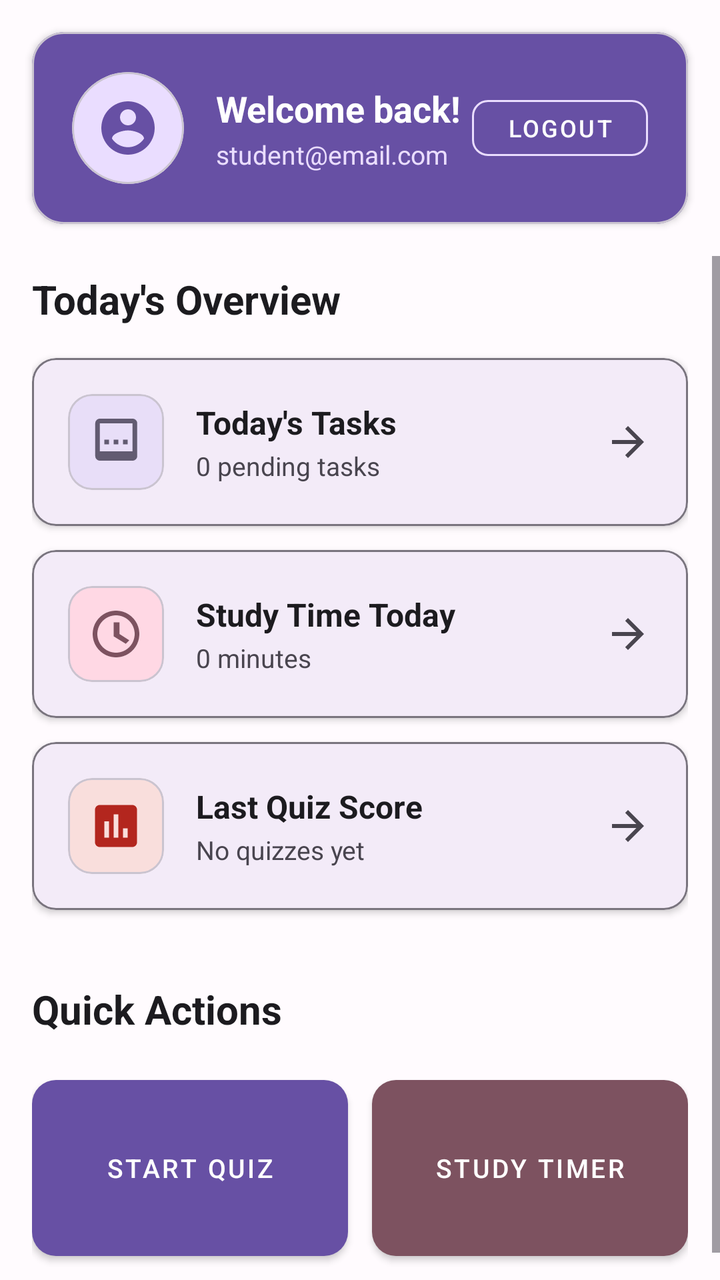
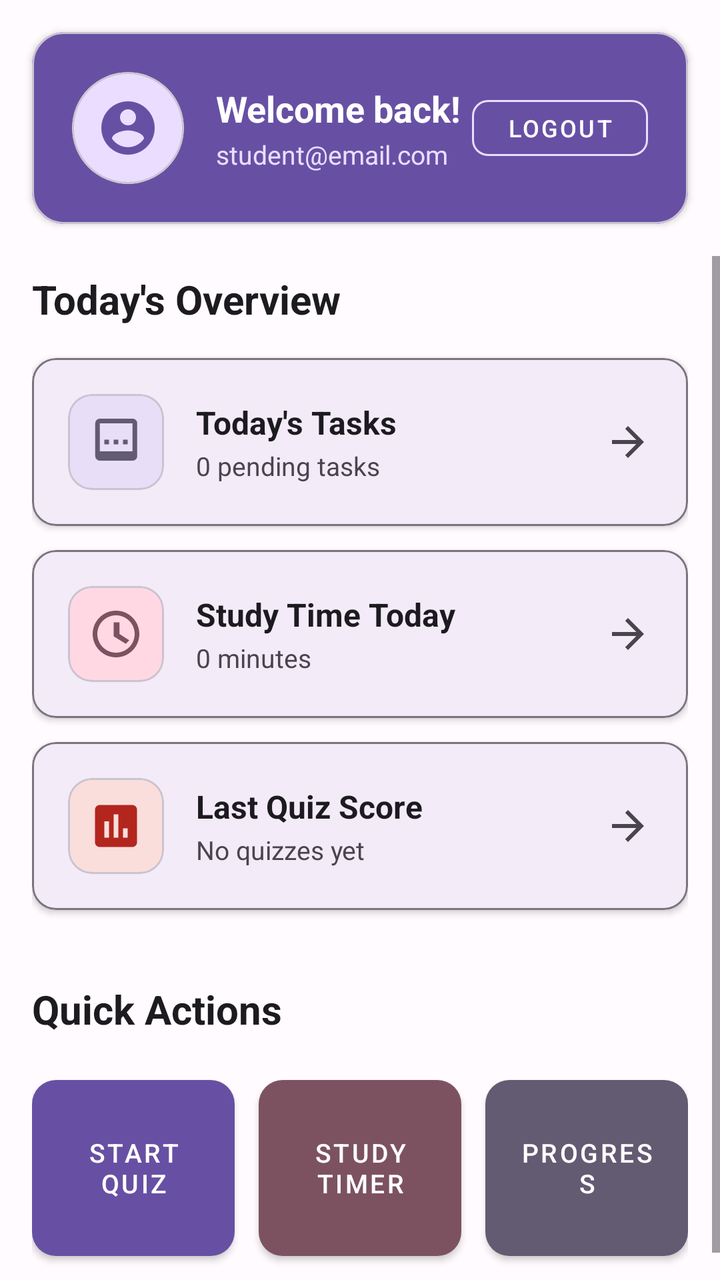

Two renders of the same Android screen: before a commit and after it. Below are the layout's source before the change and the commit's diff.
<!-- AndroidManifest.xml: application theme Theme.StudySyncproject -->
<!-- res/layout/fragment_home.xml -->
<?xml version="1.0" encoding="utf-8"?>
<LinearLayout
    xmlns:android="http://schemas.android.com/apk/res/android"
    xmlns:app="http://schemas.android.com/apk/res-auto"
    android:layout_width="match_parent"
    android:layout_height="match_parent"
    android:orientation="vertical"
    android:background="@color/background">

    
    <com.google.android.material.card.MaterialCardView
        android:layout_width="match_parent"
        android:layout_height="wrap_content"
        android:layout_margin="16dp"
        app:cardCornerRadius="16dp"
        app:cardElevation="2dp"
        app:cardBackgroundColor="@color/primary">
        <LinearLayout
            android:layout_width="match_parent"
            android:layout_height="wrap_content"
            android:orientation="horizontal"
            android:padding="20dp"
            android:gravity="center_vertical">
            
            
            <com.google.android.material.card.MaterialCardView
                android:layout_width="56dp"
                android:layout_height="56dp"
                app:cardCornerRadius="28dp"
                app:cardBackgroundColor="@color/primary_container"
                app:cardElevation="0dp">
                <LinearLayout
                    android:layout_width="match_parent"
                    android:layout_height="match_parent"
                    android:gravity="center">
                    <ImageView
                        android:layout_width="32dp"
                        android:layout_height="32dp"
                        android:src="@drawable/ic_account_circle"
                        android:contentDescription="User Avatar"
                        android:tint="@color/primary" />
                </LinearLayout>
            </com.google.android.material.card.MaterialCardView>

            
            <LinearLayout
                android:layout_width="0dp"
                android:layout_height="wrap_content"
                android:layout_weight="1"
                android:orientation="vertical"
                android:layout_marginStart="16dp">
                <TextView
                    android:id="@+id/tv_welcome"
                    android:layout_width="wrap_content"
                    android:layout_height="wrap_content"
                    android:text="Welcome back!"
                    android:textSize="18sp"
                    android:textStyle="bold"
                    android:textColor="@color/on_primary" />
                <TextView
                    android:id="@+id/tv_user_email"
                    android:layout_width="wrap_content"
                    android:layout_height="wrap_content"
                    android:text="student@email.com"
                    android:textSize="13sp"
                    android:textColor="@color/primary_container"
                    android:layout_marginTop="2dp" />
            </LinearLayout>

            
            <com.google.android.material.button.MaterialButton
                android:id="@+id/btn_logout"
                android:layout_width="wrap_content"
                android:layout_height="40dp"
                android:text="Logout"
                android:textSize="12sp"
                style="@style/Widget.MaterialComponents.Button.OutlinedButton"
                app:strokeColor="@color/primary_container"
                android:textColor="@color/on_primary"
                app:cornerRadius="8dp" />
        </LinearLayout>
    </com.google.android.material.card.MaterialCardView>

    
    <ScrollView
        android:layout_width="match_parent"
        android:layout_height="0dp"
        android:layout_weight="1">

        <LinearLayout
            android:layout_width="match_parent"
            android:layout_height="wrap_content"
            android:orientation="vertical"
            android:paddingHorizontal="16dp"
            android:paddingBottom="20dp">

            
            <TextView
                android:layout_width="wrap_content"
                android:layout_height="wrap_content"
                android:text="Today's Overview"
                android:textSize="20sp"
                android:textStyle="bold"
                android:textColor="@color/text_primary"
                android:layout_marginBottom="16dp"
                android:layout_marginTop="8dp" />

            
            <com.google.android.material.card.MaterialCardView
                android:layout_width="match_parent"
                android:layout_height="wrap_content"
                android:layout_marginBottom="12dp"
                app:cardCornerRadius="12dp"
                app:cardElevation="2dp"
                app:strokeColor="@color/outline"
                app:strokeWidth="1dp">
                <LinearLayout
                    android:layout_width="match_parent"
                    android:layout_height="wrap_content"
                    android:orientation="horizontal"
                    android:padding="18dp"
                    android:gravity="center_vertical">
                    <com.google.android.material.card.MaterialCardView
                        android:layout_width="48dp"
                        android:layout_height="48dp"
                        app:cardCornerRadius="12dp"
                        app:cardBackgroundColor="@color/secondary_container"
                        app:cardElevation="0dp">
                        <LinearLayout
                            android:layout_width="match_parent"
                            android:layout_height="match_parent"
                            android:gravity="center">
                            <ImageView
                                android:layout_width="28dp"
                                android:layout_height="28dp"
                                android:src="@drawable/ic_task_list"
                                android:contentDescription="Tasks Icon"
                                android:tint="@color/secondary" />
                        </LinearLayout>
                    </com.google.android.material.card.MaterialCardView>
                    
                    <LinearLayout
                        android:layout_width="0dp"
                        android:layout_height="wrap_content"
                        android:layout_weight="1"
                        android:orientation="vertical"
                        android:layout_marginStart="16dp">
                        <TextView
                            android:layout_width="wrap_content"
                            android:layout_height="wrap_content"
                            android:text="Today's Tasks"
                            android:textStyle="bold"
                            android:textSize="16sp"
                            android:textColor="@color/text_primary" />
                        <TextView
                            android:id="@+id/tv_tasks_summary"
                            android:layout_width="wrap_content"
                            android:layout_height="wrap_content"
                            android:text="0 pending tasks"
                            android:textSize="13sp"
                            android:textColor="@color/text_secondary"
                            android:layout_marginTop="2dp" />
                    </LinearLayout>
                    <ImageView
                        android:layout_width="24dp"
                        android:layout_height="24dp"
                        android:src="@drawable/ic_arrow_forward"
                        android:contentDescription="Navigate"
                        android:tint="@color/text_secondary" />
                </LinearLayout>
            </com.google.android.material.card.MaterialCardView>

            
            <com.google.android.material.card.MaterialCardView
                android:layout_width="match_parent"
                android:layout_height="wrap_content"
                android:layout_marginBottom="12dp"
                app:cardCornerRadius="12dp"
                app:cardElevation="2dp"
                app:strokeColor="@color/outline"
                app:strokeWidth="1dp">
                <LinearLayout
                    android:layout_width="match_parent"
                    android:layout_height="wrap_content"
                    android:orientation="horizontal"
                    android:padding="18dp"
                    android:gravity="center_vertical">
                    <com.google.android.material.card.MaterialCardView
                        android:layout_width="48dp"
                        android:layout_height="48dp"
                        app:cardCornerRadius="12dp"
                        app:cardBackgroundColor="@color/tertiary_container"
                        app:cardElevation="0dp">
                        <LinearLayout
                            android:layout_width="match_parent"
                            android:layout_height="match_parent"
                            android:gravity="center">
                            <ImageView
                                android:layout_width="28dp"
                                android:layout_height="28dp"
                                android:src="@drawable/ic_timer"
                                android:contentDescription="Timer Icon"
                                android:tint="@color/tertiary" />
                        </LinearLayout>
                    </com.google.android.material.card.MaterialCardView>
                    
                    <LinearLayout
                        android:layout_width="0dp"
                        android:layout_height="wrap_content"
                        android:layout_weight="1"
                        android:orientation="vertical"
                        android:layout_marginStart="16dp">
                        <TextView
                            android:layout_width="wrap_content"
                            android:layout_height="wrap_content"
                            android:text="Study Time Today"
                            android:textStyle="bold"
                            android:textSize="16sp"
                            android:textColor="@color/text_primary" />
                        <TextView
                            android:id="@+id/tv_study_time"
                            android:layout_width="wrap_content"
                            android:layout_height="wrap_content"
                            android:text="0 minutes"
                            android:textSize="13sp"
                            android:textColor="@color/text_secondary"
                            android:layout_marginTop="2dp" />
                    </LinearLayout>
                    <ImageView
                        android:layout_width="24dp"
                        android:layout_height="24dp"
                        android:src="@drawable/ic_arrow_forward"
                        android:contentDescription="Navigate"
                        android:tint="@color/text_secondary" />
                </LinearLayout>
            </com.google.android.material.card.MaterialCardView>

            
            <com.google.android.material.card.MaterialCardView
                android:layout_width="match_parent"
                android:layout_height="wrap_content"
                android:layout_marginBottom="12dp"
                app:cardCornerRadius="12dp"
                app:cardElevation="2dp"
                app:strokeColor="@color/outline"
                app:strokeWidth="1dp">
                <LinearLayout
                    android:layout_width="match_parent"
                    android:layout_height="wrap_content"
                    android:orientation="horizontal"
                    android:padding="18dp"
                    android:gravity="center_vertical">
                    <com.google.android.material.card.MaterialCardView
                        android:layout_width="48dp"
                        android:layout_height="48dp"
                        app:cardCornerRadius="12dp"
                        app:cardBackgroundColor="@color/error_container"
                        app:cardElevation="0dp">
                        <LinearLayout
                            android:layout_width="match_parent"
                            android:layout_height="match_parent"
                            android:gravity="center">
                            <ImageView
                                android:layout_width="28dp"
                                android:layout_height="28dp"
                                android:src="@drawable/ic_quiz"
                                android:contentDescription="Quiz Icon"
                                android:tint="@color/error" />
                        </LinearLayout>
                    </com.google.android.material.card.MaterialCardView>
                    
                    <LinearLayout
                        android:layout_width="0dp"
                        android:layout_height="wrap_content"
                        android:layout_weight="1"
                        android:orientation="vertical"
                        android:layout_marginStart="16dp">
                        <TextView
                            android:layout_width="wrap_content"
                            android:layout_height="wrap_content"
                            android:text="Last Quiz Score"
                            android:textStyle="bold"
                            android:textSize="16sp"
                            android:textColor="@color/text_primary" />
                        <TextView
                            android:id="@+id/tv_quiz_score"
                            android:layout_width="wrap_content"
                            android:layout_height="wrap_content"
                            android:text="No quizzes yet"
                            android:textSize="13sp"
                            android:textColor="@color/text_secondary"
                            android:layout_marginTop="2dp" />
                    </LinearLayout>
                    <ImageView
                        android:layout_width="24dp"
                        android:layout_height="24dp"
                        android:src="@drawable/ic_arrow_forward"
                        android:contentDescription="Navigate"
                        android:tint="@color/text_secondary" />
                </LinearLayout>
            </com.google.android.material.card.MaterialCardView>

            
            <TextView
                android:layout_width="wrap_content"
                android:layout_height="wrap_content"
                android:text="Quick Actions"
                android:textSize="20sp"
                android:textStyle="bold"
                android:textColor="@color/text_primary"
                android:layout_marginBottom="16dp"
                android:layout_marginTop="24dp" />

            
            <LinearLayout
                android:layout_width="match_parent"
                android:layout_height="wrap_content"
                android:orientation="horizontal">
                <com.google.android.material.button.MaterialButton
                    android:id="@+id/btn_start_quiz"
                    android:layout_width="0dp"
                    android:layout_height="100dp"
                    android:layout_weight="1"
                    android:text="Start Quiz"
                    android:textSize="13sp"
                    style="@style/Widget.MaterialComponents.Button"
                    app:backgroundTint="@color/primary"
                    android:textColor="@color/on_primary"
                    app:cornerRadius="12dp"
                    android:layout_marginEnd="6dp" />
                <com.google.android.material.button.MaterialButton
                    android:id="@+id/btn_study_timer"
                    android:layout_width="0dp"
                    android:layout_height="100dp"
                    android:layout_weight="1"
                    android:text="Study Timer"
                    android:textSize="13sp"
                    style="@style/Widget.MaterialComponents.Button"
                    app:backgroundTint="@color/tertiary"
                    android:textColor="@color/on_tertiary"
                    app:cornerRadius="12dp"
                    android:layout_marginStart="6dp" />
            </LinearLayout>

        </LinearLayout>
    </ScrollView>

</LinearLayout>
<!-- resources referenced by this layout -->
<resources>
  <color name="background">#FFFBFE</color>
  <color name="error">#B3261E</color>
  <color name="error_container">#F9DEDC</color>
  <color name="on_primary">#FFFFFF</color>
  <color name="on_tertiary">#FFFFFF</color>
  <color name="outline">#79747E</color>
  <color name="primary">#6750A4</color>
  <color name="primary_container">#EADDFF</color>
  <color name="secondary">#625B71</color>
  <color name="secondary_container">#E8DEF8</color>
  <color name="tertiary">#7D5260</color>
  <color name="tertiary_container">#FFD8E4</color>
  <color name="text_primary">#1C1B1F</color>
  <color name="text_secondary">#49454F</color>
  <!-- drawable ic_account_circle (drawable) -->
  <vector xmlns:android="http://schemas.android.com/apk/res/android"
      android:width="24dp"
      android:height="24dp"
      android:viewportWidth="24"
      android:viewportHeight="24">
      <path
          android:fillColor="@android:color/white"
          android:pathData="M12,2C6.48,2 2,6.48 2,12s4.48,10 10,10 10,-4.48 10,-10S17.52,2 12,2zM12,5c1.66,0 3,1.34 3,3s-1.34,3 -3,3 -3,-1.34 -3,-3 1.34,-3 3,-3zM12,19.2c-2.5,0 -4.71,-1.28 -6,-3.22 0.03,-1.99 4,-3.08 6,-3.08 1.99,0 5.97,1.09 6,3.08 -1.29,1.94 -3.5,3.22 -6,3.22z" />
  </vector>
  <!-- drawable ic_arrow_forward (drawable) -->
  <vector xmlns:android="http://schemas.android.com/apk/res/android"
      android:width="24dp"
      android:height="24dp"
      android:viewportWidth="24"
      android:viewportHeight="24">
      <path
          android:fillColor="@android:color/white"
          android:pathData="M12,4l-1.41,1.41L16.17,11H4v2h12.17l-5.58,5.59L12,20l8,-8z" />
  </vector>
  <!-- drawable ic_quiz (drawable) -->
  <vector xmlns:android="http://schemas.android.com/apk/res/android"
      android:width="24dp"
      android:height="24dp"
      android:viewportWidth="24"
      android:viewportHeight="24">
      <path
          android:fillColor="@android:color/white"
          android:pathData="M19,3H5C3.9,3 3,3.9 3,5v14c0,1.1 0.9,2 2,2h14c1.1,0 2,-0.9 2,-2V5C21,3.9 20.1,3 19,3zM9,17H7v-7h2V17zM13,17h-2V7h2V17zM17,17h-2v-4h2V17z" />
  </vector>
  <!-- drawable ic_task_list (drawable) -->
  <vector xmlns:android="http://schemas.android.com/apk/res/android"
      android:width="24dp"
      android:height="24dp"
      android:viewportWidth="24"
      android:viewportHeight="24">
      <path
          android:fillColor="@android:color/white"
          android:pathData="M9,11L7,11v2h2v-2zM13,11h-2v2h2v-2zM17,11h-2v2h2v-2zM19.1,2h-14c-1.1,0 -2,0.9 -2,2v14c0,1.1 0.9,2 2,2h14c1.1,0 2,-0.9 2,-2L21.1,4c0,-1.1 -0.9,-2 -2,-2zM19.1,16h-14L5.1,4h14v12z" />
  </vector>
  <!-- drawable ic_timer (drawable) -->
  <vector xmlns:android="http://schemas.android.com/apk/res/android"
      android:width="24dp"
      android:height="24dp"
      android:viewportWidth="24"
      android:viewportHeight="24">
      <path
          android:fillColor="@android:color/white"
          android:pathData="M12,2C6.48,2 2,6.48 2,12s4.48,10 10,10 10,-4.48 10,-10S17.52,2 12,2zM12,20c-4.41,0 -8,-3.59 -8,-8s3.59,-8 8,-8 8,3.59 8,8 -3.59,8 -8,8zM12.5,7H11v6l5.2,3.2 1.5,-1.5 -4.2,-2.7V7z" />
  </vector>
  <style name="Theme.StudySyncproject" parent="Base.Theme.StudySyncproject" />
  <style name="Base.Theme.StudySyncproject" parent="Theme.Material3.DayNight.NoActionBar">
          <item name="colorPrimary">@color/primary</item>
          <item name="colorPrimaryDark">@color/primary_dark</item>
      </style>
  <color name="primary_dark">#4F378B</color>
</resources>

<!-- the commit's change to res/layout/fragment_home.xml (unified diff, before → after) -->
@@ -24,6 +24,7 @@
             
             
             <com.google.android.material.card.MaterialCardView
+                android:id="@+id/card_avatar"
                 android:layout_width="56dp"
                 android:layout_height="56dp"
                 app:cardCornerRadius="28dp"
@@ -338,6 +339,20 @@
                     style="@style/Widget.MaterialComponents.Button"
                     app:backgroundTint="@color/tertiary"
                     android:textColor="@color/on_tertiary"
+                    android:layout_marginStart="6dp"
+                    android:layout_marginEnd="6dp"
+                    app:cornerRadius="12dp" />
+
+                <com.google.android.material.button.MaterialButton
+                    android:id="@+id/btn_progress"
+                    style="@style/Widget.MaterialComponents.Button"
+                    android:layout_width="0dp"
+                    android:layout_height="100dp"
+                    android:layout_weight="1"
+                    android:text="Progress"
+                    android:textColor="@color/on_secondary"
+                    android:textSize="13sp"
+                    app:backgroundTint="@color/secondary"
                     app:cornerRadius="12dp"
                     android:layout_marginStart="6dp" />
             </LinearLayout>
<!-- resource entries referenced after the edit -->
@@ -4,6 +4,7 @@
   <color name="error">#B3261E</color>
   <color name="error_container">#F9DEDC</color>
   <color name="on_primary">#FFFFFF</color>
+  <color name="on_secondary">#FFFFFF</color>
   <color name="on_tertiary">#FFFFFF</color>
   <color name="outline">#79747E</color>
   <color name="primary">#6750A4</color>
